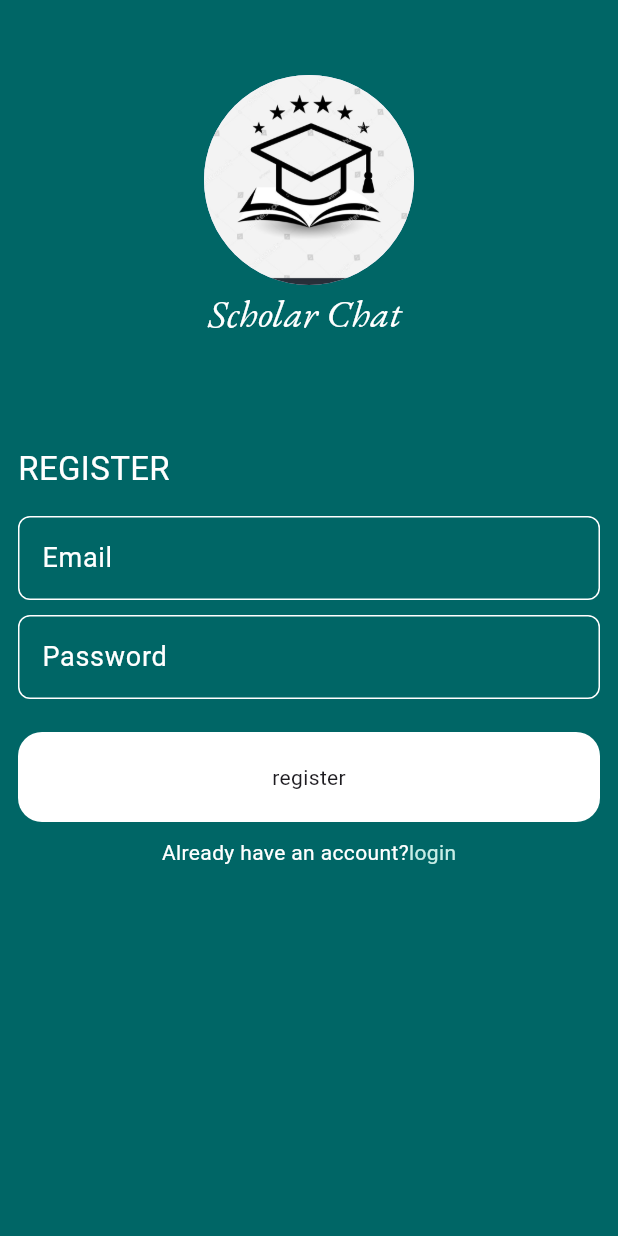
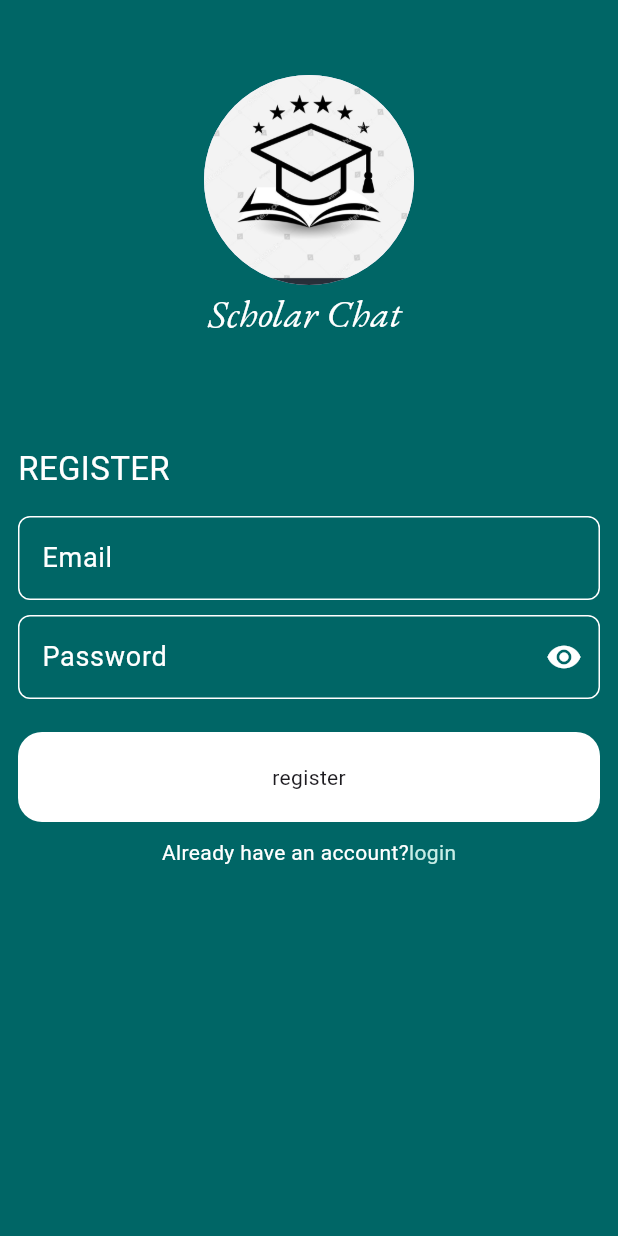
Before and after one commit to EmanAshraf2002/my_chat, a Flutter app: the screen it shows after launch, after a tap on "Login", after a tap on "Register", on a phone screen of 412 x 824 dp. Run offline on Flutter 3.47's test engine with Material 3 defaults, Android fonts, the phone set to English and light mode, and no system bars; drawn by our look-alikes of modal_progress_hud_nsn; our stand-ins replace animated_splash_screen, cloud_firestore, firebase_auth, firebase_core, lottie; accounts and stored records are empty.

Commit message:
vissable icon in login and register pages

```diff
--- a/lib/pages/login_page.dart
+++ b/lib/pages/login_page.dart
@@ -19,6 +19,7 @@ class _LoginPageState extends State<LoginPage> {
   String? email ;
   String? password ;
   bool isLoading=false;
+  bool passObscureText=true;
 
   GlobalKey<FormState> formKey=GlobalKey();
 
@@ -70,9 +71,16 @@ class _LoginPageState extends State<LoginPage> {
                       onChanged: (data){
                        password=data;
                       },
+                      suffixIcon:IconButton(icon:passObscureText?const Icon(Icons.visibility,color:Colors.white,) :
+                      const Icon(Icons.visibility_off,color:Colors.white) ,
+                        onPressed: (){
+                        setState(() {
+                          passObscureText=!passObscureText;
+                        });
+                        },),
                       hintText: 'Enter password ',
                       labelText:'Password' ,
-                      passObscureText: true,
+                      passObscureText:passObscureText,
                   ) ,
                   const SizedBox(height: 22 ,),
                   CustomButton(buttonText: 'Login',
--- a/lib/pages/register_page.dart
+++ b/lib/pages/register_page.dart
@@ -19,8 +19,8 @@ class RegisterPage extends StatefulWidget{
 class _RegisterPageState extends State<RegisterPage> {
   String? email ;
   String? password ;
-
   bool isLoading=false;
+  bool passObscureText=true;
 
  GlobalKey<FormState> formKey=GlobalKey();
 
@@ -74,7 +74,14 @@ class _RegisterPageState extends State<RegisterPage> {
                       },
                       hintText: 'Enter password ',
                       labelText:'Password',
-                    passObscureText: true,
+                      suffixIcon:IconButton(icon:passObscureText?const Icon(Icons.visibility,color:Colors.white,) :
+                      const Icon(Icons.visibility_off,color:Colors.white) ,
+                       onPressed: (){
+                        setState(() {
+                          passObscureText=!passObscureText;
+                        });
+                      },),
+                    passObscureText: passObscureText,
                    ) ,
                   const SizedBox(height: 22 ,),
                   CustomButton(buttonText: 'register',
--- a/lib/widgets/custom_textField.dart
+++ b/lib/widgets/custom_textField.dart
@@ -2,11 +2,12 @@ import 'package:flutter/material.dart';
 
 class CustomTextFormField extends StatelessWidget{
   CustomTextFormField({super.key, required this.hintText ,required this.labelText ,this.onChanged ,
-                        this.passObscureText =false });
+                  this.passObscureText =false ,this.suffixIcon  });
 
   String? hintText;
   String labelText;
   Function(String) ? onChanged ;
+  IconButton? suffixIcon;
   bool? passObscureText;
 
   @override
@@ -29,6 +30,7 @@ class CustomTextFormField extends StatelessWidget{
           borderRadius: BorderRadius.circular(8),
           borderSide:const BorderSide(color: Colors.white),
         ),
+        suffixIcon: suffixIcon,
         labelText: labelText ,
         labelStyle:const TextStyle(
           color: Colors.white ,
```
Also changed, not shown: lib/widgets/chat_buble.dart (+10 -9 lines).
